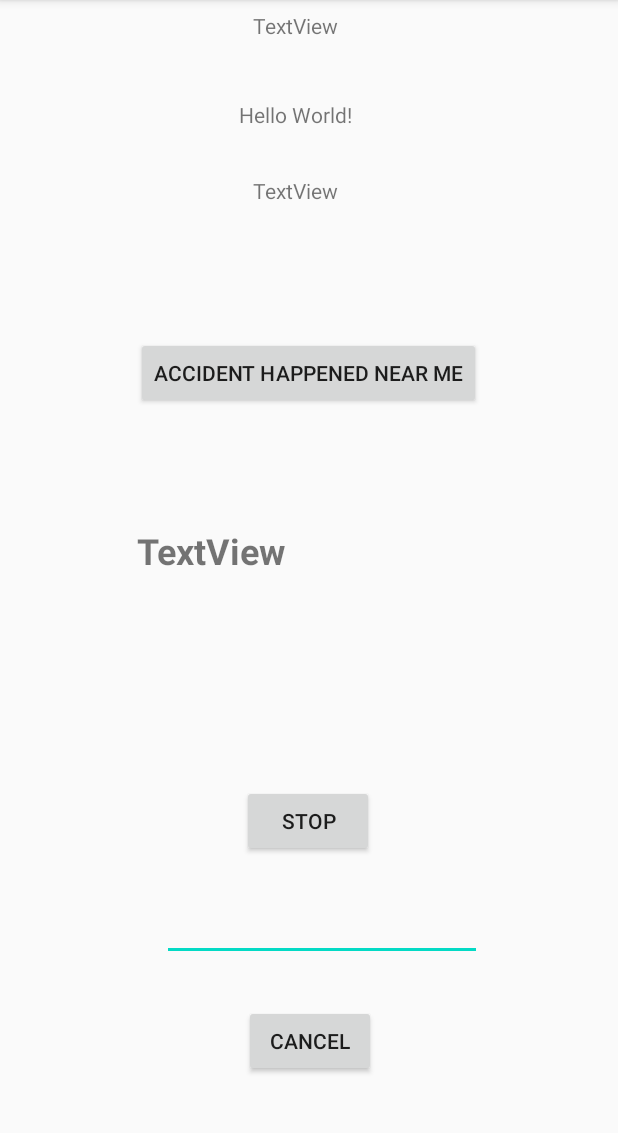
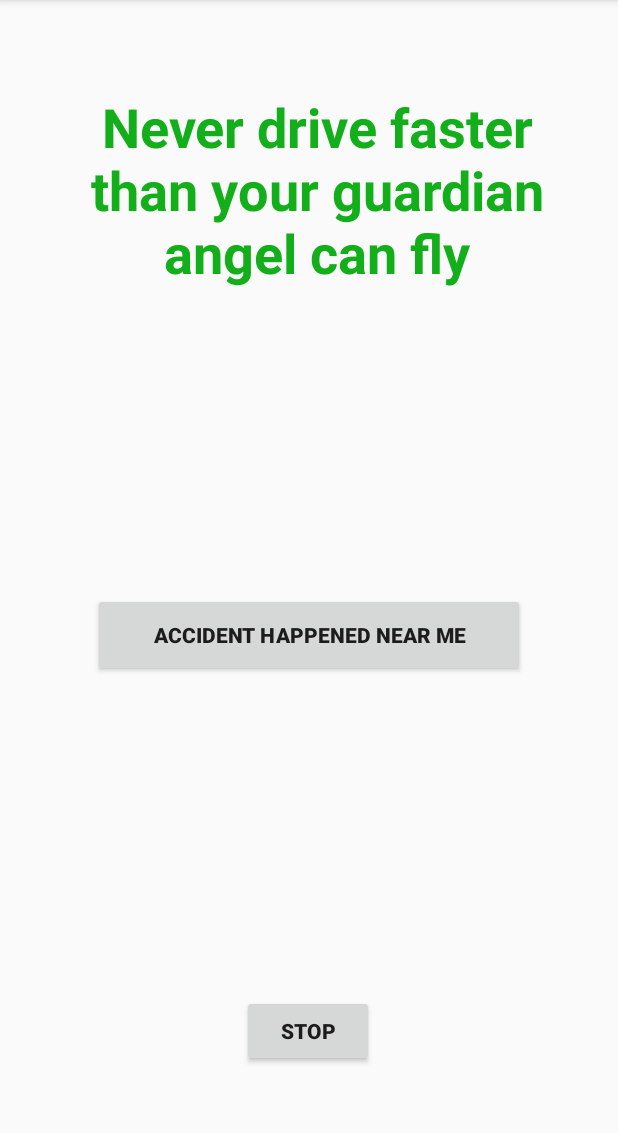
Before and after one commit to TheBakCodes/AccidentDetection, an Android app: the alertactivity screen opened directly, with no data from a screen before it, after a tap on "CANCEL", on a phone screen of 412 x 824 dp, the part 84-1217 px from its top. Run offline under Robolectric (Android 15) with nearby library versions, the phone set to English and light mode, and no system bars; our stand-ins replace Firebase (no records; nobody signed in at launch, a user with empty details on screens opened directly); 3 statements that could not run were skipped.

Commit message:
Salil Commit2

```diff
--- a/app/src/main/java/com/example/accidentdetection/MainActivity.java
+++ b/app/src/main/java/com/example/accidentdetection/MainActivity.java
@@ -27,7 +27,6 @@ public class MainActivity extends AppCompatActivity implements SensorEventListen
     private SensorManager sensorManager;
     private Sensor sensor;
     private Button btstart,btstop;
-    TextView x,y,z,totaltv;
     Button accibutton;
     FirebaseAuth mAuth;
     FirebaseUser user;
@@ -42,13 +41,10 @@ public class MainActivity extends AppCompatActivity implements SensorEventListen
         user = mAuth.getCurrentUser();
         myRef= database.getReference("Users/"+user.getUid()+"/Accident");
         setContentView(R.layout.activity_main);
-        x=(TextView)findViewById(R.id.textView2);
-        y=(TextView)findViewById(R.id.textView);
-        z=(TextView)findViewById(R.id.textView3);
         btstart=(Button)findViewById(R.id.btstart);
         btstop=(Button)findViewById(R.id.btstop);
         accibutton = (Button)findViewById(R.id.accibutton) ;
-        totaltv=(TextView)findViewById(R.id.textView4);
+
         sensorManager = (SensorManager) getSystemService(Context.SENSOR_SERVICE);
         sensor = sensorManager.getDefaultSensor(Sensor.TYPE_ACCELEROMETER);
         sensorManager.registerListener((SensorEventListener) this, sensor,SensorManager.SENSOR_DELAY_FASTEST );
@@ -103,12 +99,10 @@ public class MainActivity extends AppCompatActivity implements SensorEventListen
     public void onSensorChanged(SensorEvent event) {
         if(event.sensor.getType()==Sensor.TYPE_ACCELEROMETER)
         {
-            x.setText("x:"+event.values[0]);
-            y.setText("y:"+event.values[1]);
-            z.setText("z:"+event.values[2]);
+
             double total=Math.sqrt(Math.pow(event.values[0],2)+Math.pow(event.values[1],2)+Math.pow(event.values[2],2));
 
-            totaltv.setText("Total:"+total);
+
 
         }
     }
--- a/app/src/main/java/com/example/accidentdetection/alertactivity.java
+++ b/app/src/main/java/com/example/accidentdetection/alertactivity.java
@@ -2,7 +2,9 @@ package com.example.accidentdetection;
 
 import androidx.appcompat.app.AppCompatActivity;
 
+import android.app.ProgressDialog;
 import android.content.Intent;
+import android.media.MediaPlayer;
 import android.os.Bundle;
 import android.os.CountDownTimer;
 import android.util.Log;
@@ -24,20 +26,39 @@ public class alertactivity extends AppCompatActivity {
     CountDownTimer timer;
     Button cancelbut ;
     public FirebaseDatabase database = FirebaseDatabase.getInstance();
-    public DatabaseReference myRef,myRefambu ;
+    public DatabaseReference myRef,myRefambu,myRefAge,myRefBloodgr,lat,lon,name,relmob1,puid,accheck,myRefdname,myRefduid,myRefaccident;
     FirebaseAuth mAuth;
     FirebaseUser user;
     String TAG="AlertActivity";
     String Duid="";
+
+    MediaPlayer mediaPlayer;
+    //int maxVolume = 50;
+    ProgressDialog dialog;
     @Override
     protected void onCreate(Bundle savedInstanceState) {
         super.onCreate(savedInstanceState);
         setContentView(R.layout.activity_alertactivity);
+        dialog = new ProgressDialog(this); // this = YourActivity
+        dialog.setProgressStyle(ProgressDialog.STYLE_SPINNER);
+        dialog.setTitle("Loading");
+        dialog.setMessage("Loading. Please wait...");
+        dialog.setIndeterminate(true);
+        dialog.setCancelable(false);
+        dialog.setCanceledOnTouchOutside(false);
+        mediaPlayer =MediaPlayer.create(this, R.raw.siren);
+        mediaPlayer.setLooping(true);
+        mediaPlayer.start();
         countdowntv = (TextView)findViewById(R.id.countdowntv);
         cancelbut = (Button)findViewById(R.id.cancelbut);
         mAuth = FirebaseAuth.getInstance();
         user = mAuth.getCurrentUser();
         myRef= database.getReference("Users/"+user.getUid()+"/DUID");
+        myRefduid=database.getReference("Users/"+user.getUid()+"/DUID");
+        myRefdname=database.getReference("Users/"+user.getUid()+"/DName");
+        myRefaccident=database.getReference("Users/"+user.getUid()+"/Accident");
+        myRefdname=database.getReference("Users/"+user.getUid()+"/DName");
+        cancelbut.setVisibility(View.VISIBLE);
         myRef.addListenerForSingleValueEvent(new ValueEventListener() {
             @Override
             public void onDataChange(DataSnapshot dataSnapshot) {
@@ -46,7 +67,7 @@ public class alertactivity extends AppCompatActivity {
                 String value = dataSnapshot.getValue().toString();
                 Duid=value;
                 Toast.makeText(alertactivity.this, value, Toast.LENGTH_SHORT).show();
-                myRefambu=database.getReference("Ambulances/"+Duid+"/AccCheck");
+                myRefambu=database.getReference("Ambulances/"+Duid);
                 Log.d(TAG, "Value is: " + value);
             }
 
@@ -64,7 +85,7 @@ public class alertactivity extends AppCompatActivity {
         final CountDownTimer timer = new CountDownTimer(40000, 1000) {
 
             public void onTick(long millisUntilFinished) {
-                countdowntv.setText("seconds remaining: " + millisUntilFinished / 1000);
+                countdowntv.setText( String.valueOf(millisUntilFinished / 1000));
                 if( millisUntilFinished / 1000==20)
                 {
                     myRef.addListenerForSingleValueEvent(new ValueEventListener() {
@@ -75,7 +96,7 @@ public class alertactivity extends AppCompatActivity {
                             String value = dataSnapshot.getValue().toString();
                             Duid=value;
                             Toast.makeText(alertactivity.this, value, Toast.LENGTH_SHORT).show();
-                            myRefambu=database.getReference("Ambulances/"+Duid+"/AccCheck");
+
                             Log.d(TAG, "Value is: " + value);
                         }
 
@@ -89,9 +110,18 @@ public class alertactivity extends AppCompatActivity {
             }
 
             public void onFinish() {
-                countdowntv.setText("done!");
+                countdowntv.setText("Help Is Coming!");
                 Toast.makeText(alertactivity.this, "Sarigala timer", Toast.LENGTH_SHORT).show();
+                myRefambu=database.getReference("Ambulances/"+Duid+"/AccCheck");
+               // myRefa=database.getReference("Ambulances/"+Duid);
                 myRefambu.setValue("1");
+                mediaPlayer.stop();
+                mediaPlayer.release();
+                cancelbut.setVisibility(View.INVISIBLE);
+                //dialog.show();
+
+
+
 
 
             }
@@ -105,10 +135,44 @@ public class alertactivity extends AppCompatActivity {
             public void onClick(View v) {
 
                 timer.cancel();
+
+                mediaPlayer.stop();
+                mediaPlayer.release();
+                dialog.show();
+                //myRefambu=database.getReference("Ambulances/"+Duid);
+                myRefAge=database.getReference("Ambulances/"+Duid+"/PAge");
+                myRefBloodgr=database.getReference("Ambulances/"+Duid+"/PBloodGr");
+                lat=database.getReference("Ambulances/"+Duid+"/PLat");
+                lon=database.getReference("Ambulances/"+Duid+"/PLon");
+                name=database.getReference("Ambulances/"+Duid+"/PName");
+                relmob1=database.getReference("Ambulances/"+Duid+"/PRelMob1");
+                puid=database.getReference("Ambulances/"+Duid+"/PUID");
+                if(Duid.length()==28) {
+                    myRefAge.setValue("N/A");
+                    name.setValue("N/A");
+                    lat.setValue("N/A");
+                    lon.setValue("N/A");
+                    myRefBloodgr.setValue("N/A");
+                    relmob1.setValue("N/A");
+                    puid.setValue("N/A");
+                }
+                myRefdname.setValue("N/A");
+                myRefduid.setValue("N/A");
+                myRefaccident.setValue("N/A");
+                dialog.dismiss();
                 Intent intent=new Intent(alertactivity.this,MainActivity.class);
                 startActivity(intent);
+
+
 
             }
         });
     }
+
+    @Override
+    protected void onDestroy() {
+        super.onDestroy();
+        mediaPlayer.stop();
+        mediaPlayer.release();
+    }
 }
--- a/app/src/main/res/layout/activity_alertactivity.xml
+++ b/app/src/main/res/layout/activity_alertactivity.xml
@@ -5,23 +5,34 @@
     android:layout_width="match_parent"
     android:layout_height="match_parent"
     tools:context=".alertactivity">
-    <TextView
-        android:id="@+id/countdowntv"
-        android:layout_width="wrap_content"
-        android:layout_height="wrap_content"
-        app:layout_constraintBottom_toBottomOf="parent"
-        app:layout_constraintLeft_toLeftOf="parent"
-        app:layout_constraintRight_toRightOf="parent"
-        app:layout_constraintTop_toTopOf="parent" />
 
     <Button
         android:id="@+id/cancelbut"
         android:layout_width="wrap_content"
         android:layout_height="wrap_content"
-        android:layout_marginStart="170dp"
-        android:layout_marginTop="519dp"
-        android:layout_marginEnd="153dp"
+        android:layout_marginTop="24dp"
+        android:layout_marginBottom="117dp"
         android:text="Cancel"
+        android:textAlignment="center"
+        android:textSize="24sp"
+        android:textStyle="bold"
+        app:layout_constraintBottom_toBottomOf="parent"
+        app:layout_constraintEnd_toEndOf="parent"
+        app:layout_constraintStart_toStartOf="parent"
+        app:layout_constraintTop_toBottomOf="@+id/countdowntv" />
+
+    <TextView
+        android:id="@+id/countdowntv"
+        android:layout_width="141dp"
+        android:layout_height="96dp"
+        android:layout_marginTop="261dp"
+        android:layout_marginBottom="286dp"
+        android:text="TextView"
+        android:textAlignment="center"
+        android:textColor="#C83333"
+        android:textSize="36sp"
+        android:textStyle="bold"
+        app:layout_constraintBottom_toTopOf="@+id/cancelbut"
         app:layout_constraintEnd_toEndOf="parent"
         app:layout_constraintStart_toStartOf="parent"
         app:layout_constraintTop_toTopOf="parent" />
--- a/app/src/main/res/layout/activity_main.xml
+++ b/app/src/main/res/layout/activity_main.xml
@@ -7,121 +7,64 @@
     tools:context=".MainActivity">
 
     <TextView
-        android:id="@+id/textView2"
-        android:layout_width="wrap_content"
-        android:layout_height="wrap_content"
-        android:text="Hello World!"
-        app:layout_constraintBottom_toBottomOf="parent"
-        app:layout_constraintEnd_toEndOf="parent"
-        app:layout_constraintHorizontal_bias="0.473"
-        app:layout_constraintLeft_toLeftOf="parent"
-        app:layout_constraintRight_toRightOf="parent"
-        app:layout_constraintStart_toStartOf="parent"
-        app:layout_constraintTop_toTopOf="parent"
-        app:layout_constraintVertical_bias="0.089" />
-
-    <TextView
-        android:id="@+id/textView"
-        android:layout_width="wrap_content"
-        android:layout_height="wrap_content"
-        android:text="TextView"
-        app:layout_constraintBottom_toTopOf="@+id/textView2"
-        app:layout_constraintEnd_toEndOf="parent"
-        app:layout_constraintHorizontal_bias="0.474"
-        app:layout_constraintStart_toStartOf="parent"
-        app:layout_constraintTop_toTopOf="parent"
-        app:layout_constraintVertical_bias="0.15" />
-
-    <TextView
-        android:id="@+id/textView3"
-        android:layout_width="wrap_content"
-        android:layout_height="wrap_content"
-        android:text="TextView"
-        app:layout_constraintBottom_toBottomOf="parent"
-        app:layout_constraintEnd_toEndOf="parent"
-        app:layout_constraintHorizontal_bias="0.474"
-        app:layout_constraintStart_toStartOf="parent"
-        app:layout_constraintTop_toBottomOf="@+id/textView2"
-        app:layout_constraintVertical_bias="0.047" />
-
-    <TextView
         android:id="@+id/textView4"
-        android:layout_width="230dp"
-        android:layout_height="35dp"
-        android:text="TextView"
-        android:textSize="24sp"
+        android:layout_width="305dp"
+        android:layout_height="191dp"
+        android:layout_marginTop="60dp"
+        android:layout_marginBottom="636dp"
+        android:text="Never drive faster than your guardian angel can fly"
+        android:textAlignment="center"
+        android:textColor="#13AF1A"
+        android:textSize="36sp"
         android:textStyle="bold"
         app:layout_constraintBottom_toBottomOf="parent"
         app:layout_constraintEnd_toEndOf="parent"
-        app:layout_constraintHorizontal_bias="0.502"
+        app:layout_constraintHorizontal_bias="0.551"
         app:layout_constraintStart_toStartOf="parent"
-        app:layout_constraintTop_toBottomOf="@+id/textView3"
-        app:layout_constraintVertical_bias="0.359" />
+        app:layout_constraintTop_toTopOf="parent"
+        app:layout_constraintVertical_bias="0.0" />
 
     <Button
         android:id="@+id/btstart"
         android:layout_width="wrap_content"
         android:layout_height="wrap_content"
         android:text="Start"
+        android:textStyle="bold"
         app:layout_constraintBottom_toBottomOf="parent"
         app:layout_constraintEnd_toEndOf="parent"
         app:layout_constraintHorizontal_bias="0.498"
         app:layout_constraintStart_toStartOf="parent"
         app:layout_constraintTop_toBottomOf="@+id/textView4"
-        app:layout_constraintVertical_bias="0.164" />
+        app:layout_constraintVertical_bias="0.692" />
 
     <Button
         android:id="@+id/btstop"
         android:layout_width="wrap_content"
         android:layout_height="wrap_content"
         android:text="Stop"
+        android:textStyle="bold"
         app:layout_constraintBottom_toBottomOf="parent"
         app:layout_constraintEnd_toEndOf="parent"
         app:layout_constraintHorizontal_bias="0.498"
         app:layout_constraintStart_toStartOf="parent"
         app:layout_constraintTop_toBottomOf="@+id/btstart"
-        app:layout_constraintVertical_bias="0.149" />
+        app:layout_constraintVertical_bias="0.413" />
 
     <Button
         android:id="@+id/accibutton"
-        android:layout_width="wrap_content"
-        android:layout_height="wrap_content"
-        android:layout_marginStart="89dp"
-        android:layout_marginTop="88dp"
-        android:layout_marginEnd="90dp"
-        android:layout_marginBottom="101dp"
+        android:layout_width="288dp"
+        android:layout_height="56dp"
+        android:layout_marginStart="97dp"
+        android:layout_marginTop="135dp"
+        android:layout_marginEnd="82dp"
+        android:layout_marginBottom="116dp"
         android:text="Accident Happened Near me"
-        app:layout_constraintBottom_toTopOf="@+id/textView4"
+        android:textAlignment="center"
+        android:textStyle="bold"
+        app:layout_constraintBottom_toTopOf="@+id/btstart"
         app:layout_constraintEnd_toEndOf="parent"
+        app:layout_constraintHorizontal_bias="0.642"
         app:layout_constraintStart_toStartOf="parent"
-        app:layout_constraintTop_toBottomOf="@+id/textView3"
-        app:layout_constraintVertical_bias="0.0" />
-
-    <Button
-        android:id="@+id/cancelbut"
-        android:layout_width="wrap_content"
-        android:layout_height="wrap_content"
-        android:layout_marginStart="162dp"
-        android:layout_marginEnd="161dp"
-        android:layout_marginBottom="21dp"
-        android:text="@android:string/cancel"
-        app:layout_constraintBottom_toBottomOf="parent"
-        app:layout_constraintEnd_toEndOf="parent"
-        app:layout_constraintStart_toStartOf="parent"
-        app:layout_constraintTop_toBottomOf="@+id/countdowntv" />
-
-    <EditText
-        android:id="@+id/countdowntv"
-        android:layout_width="wrap_content"
-        android:layout_height="wrap_content"
-        android:layout_marginStart="108dp"
-        android:layout_marginTop="24dp"
-        android:layout_marginEnd="90dp"
-        android:ems="10"
-        android:inputType="textPersonName"
-        app:layout_constraintEnd_toEndOf="parent"
-        app:layout_constraintHorizontal_bias="0.0"
-        app:layout_constraintStart_toStartOf="parent"
-        app:layout_constraintTop_toBottomOf="@+id/btstop" />
+        app:layout_constraintTop_toBottomOf="@+id/textView4" />
 
 </androidx.constraintlayout.widget.ConstraintLayout>
```
Also changed, not shown: app/src/main/AndroidManifest.xml (+1 -6 lines), 1 other file.
